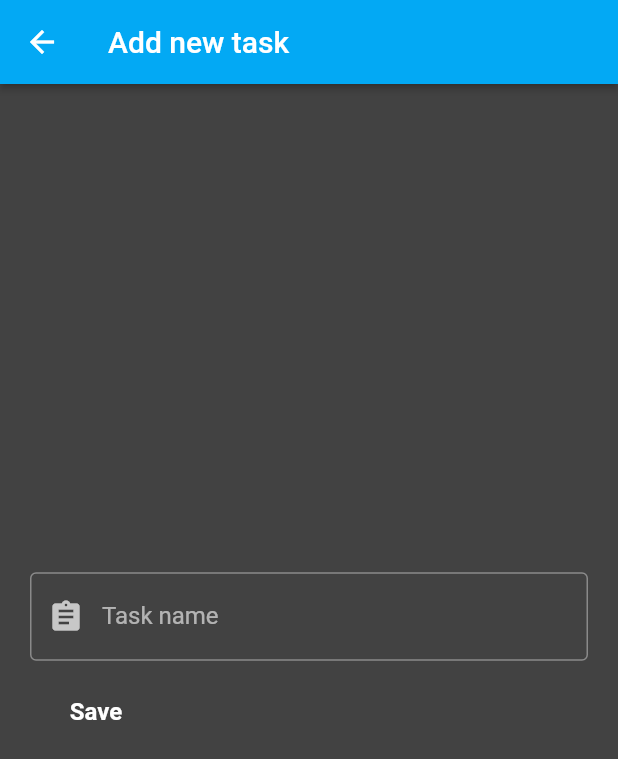
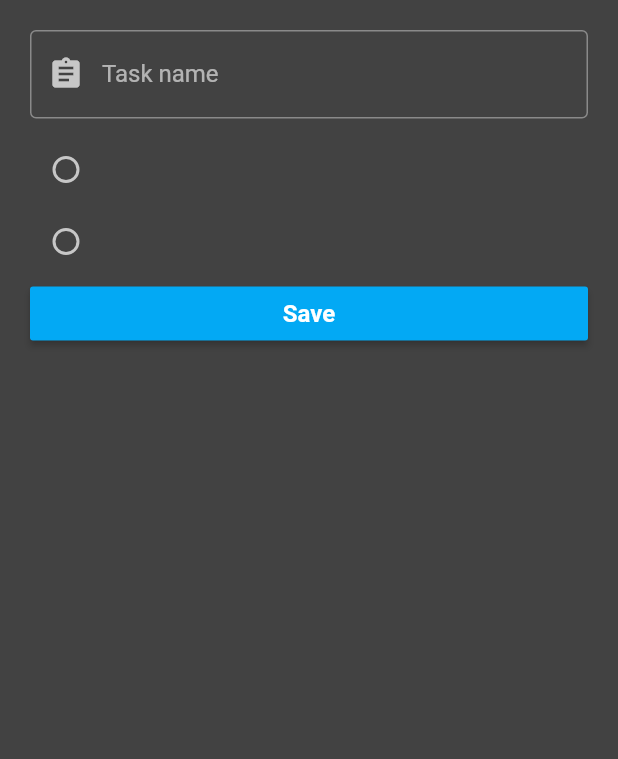
Before and after one commit to abalmagd/todo-app, a Flutter app: the TaskScreen widget shown alone on an empty page, opened directly, on a phone screen of 412 x 824 dp. Shown: the top 759 px of the screen. Run offline on Flutter 3.47's test engine with Material 2 defaults, Android fonts, the phone set to English and light mode, and no system bars; our stand-ins replace bloc, conditional_builder_null_safety, flutter_bloc, sqflite; accounts and stored records are empty.

Commit message:
- Add task screen

```diff
--- a/lib/blocs/app_bloc/app_cubit.dart
+++ b/lib/blocs/app_bloc/app_cubit.dart
@@ -31,11 +31,11 @@ class AppCubit extends Cubit<AppStates> {
     });
   }
 
-  void dbInsert({
+  Future<void> dbInsert({
     required String title,
     required int priority,
     required String type,
-  }) {
+  }) async {
     emit(DBInsertLoading());
     try {
       SqfliteHelper.dbInsert(title: title, priority: priority, type: type);
--- a/lib/features/layout.dart
+++ b/lib/features/layout.dart
@@ -29,7 +29,11 @@ class AppLayout extends StatelessWidget {
           ),
           body: screens[cubit.navIndex],
           floatingActionButton: FloatingActionButton(
-            onPressed: () => Navigator.push(context, TaskScreen.navTo()),
+            onPressed: () => showModalBottomSheet(
+              isScrollControlled: true,
+              context: context,
+              builder: (context) => const TaskScreen(),
+            ),
             child: const Icon(
               Icons.add,
               color: Colors.white,
--- a/lib/features/task_screen.dart
+++ b/lib/features/task_screen.dart
@@ -2,6 +2,7 @@ import 'package:flutter/material.dart';
 import 'package:flutter_bloc/flutter_bloc.dart';
 import 'package:todo_app/blocs/app_bloc/app_cubit.dart';
 import 'package:todo_app/core/constants.dart';
+import 'package:todo_app/theme/palette.dart';
 import 'package:todo_app/widgets/TextInputField.dart';
 
 import '../blocs/app_bloc/app_states.dart';
@@ -19,16 +20,12 @@ class _TaskScreenState extends State<TaskScreen> {
   final taskTitle = TextEditingController();
 
   final _formKey = GlobalKey<FormState>();
+  final int priority = 0;
 
   @override
   Widget build(BuildContext context) {
     final cubit = AppCubit.get(context);
-    return Scaffold(
-      appBar: AppBar(
-        title: const Text('Add new task'),
-      ),
-      body: SafeArea(
-        child: BlocConsumer<AppCubit, AppStates>(
+    return BlocConsumer<AppCubit, AppStates>(
       listener: (context, state) {
         if (state is DBInsertSuccess) {
           Navigator.pop(context);
@@ -38,12 +35,15 @@ class _TaskScreenState extends State<TaskScreen> {
         return Form(
           key: _formKey,
           child: Padding(
-                padding: const EdgeInsets.all(20),
-                child: Center(
-                  child: SingleChildScrollView(
+            padding: EdgeInsets.only(
+              bottom: MediaQuery.of(context).viewInsets.bottom,
+              right: 20,
+              left: 20,
+              top: 20,
+            ),
             child: Column(
               mainAxisAlignment: MainAxisAlignment.center,
-                      mainAxisSize: MainAxisSize.max,
+              mainAxisSize: MainAxisSize.min,
               crossAxisAlignment: CrossAxisAlignment.start,
               children: [
                 TextInputField(
@@ -52,29 +52,39 @@ class _TaskScreenState extends State<TaskScreen> {
                   icon: Icons.assignment,
                 ),
                 const SizedBox(height: 10),
+                Radio(
+                  value: 'Low priority',
+                  groupValue: 'groupValue',
+                  onChanged: (_) {},
+                ),
+                Radio(
+                  value: 'High ',
+                  groupValue: 'groupValue',
+                  onChanged: (_) {},
+                ),
                 state is DBInsertLoading
                     ? const Center(child: CircularProgressIndicator())
                     : MaterialButton(
                         onPressed: () {
                           if (_formKey.currentState!.validate()) {
-                                    cubit.dbInsert(
+                            cubit
+                                .dbInsert(
                                   title: taskTitle.text.trim(),
                                   priority: 1,
                                   type: active,
-                                    );
+                                )
+                                .then((value) => cubit.dbGetType(type: active));
                           }
                         },
+                        color: Theme.of(context).colorScheme.primary,
+                        minWidth: MediaQuery.of(context).size.width,
                         child: const Text('Save'),
                       ),
               ],
             ),
           ),
-                ),
-              ),
         );
       },
-        ),
-      ),
     );
   }
 }
```
Lines whose indentation alone changed are shown as unchanged.
